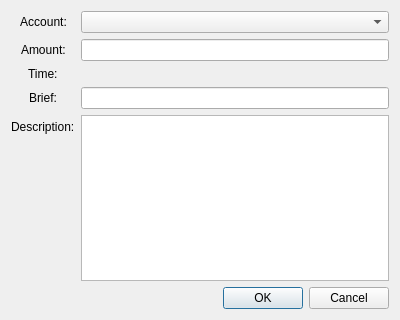
Above: trade_dialog.ui from JackieCui00/management before the change. Below: the same form after it.
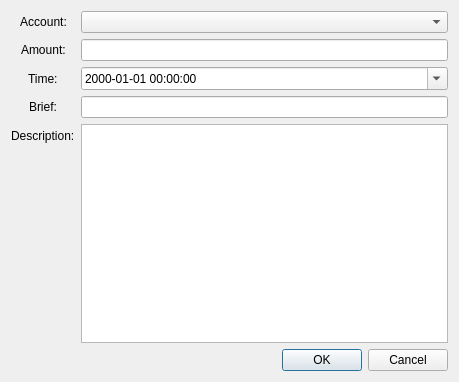
That is the form after the change. Custom widgets are drawn as their Qt base class.

Diff of the .ui file:
```diff
--- a/trade_dialog.ui
+++ b/trade_dialog.ui
@@ -6,8 +6,8 @@
    <rect>
     <x>0</x>
     <y>0</y>
-    <width>400</width>
-    <height>320</height>
+    <width>459</width>
+    <height>382</height>
    </rect>
   </property>
   <property name="windowTitle">
@@ -79,9 +79,15 @@
       </widget>
      </item>
      <item row="3" column="1">
-      <widget class="KDateTimeEdit" name="kdatetimeedit">
-       <property name="options">
-        <set>KDateTimeEdit::DateKeywords|KDateTimeEdit::DatePicker|KDateTimeEdit::EditDate|KDateTimeEdit::EditTime|KDateTimeEdit::SelectDate|KDateTimeEdit::SelectTime|KDateTimeEdit::ShowDate|KDateTimeEdit::ShowTime</set>
+      <widget class="QDateTimeEdit" name="time_input">
+       <property name="currentSection">
+        <enum>QDateTimeEdit::YearSection</enum>
+       </property>
+       <property name="displayFormat">
+        <string>yyyy-MM-dd hh:mm:ss</string>
+       </property>
+       <property name="calendarPopup">
+        <bool>true</bool>
        </property>
       </widget>
      </item>
@@ -99,13 +105,6 @@
    </item>
   </layout>
  </widget>
- <customwidgets>
-  <customwidget>
-   <class>KDateTimeEdit</class>
-   <extends>QWidget</extends>
-   <header>kdatetimeedit.h</header>
-  </customwidget>
- </customwidgets>
  <resources/>
  <connections>
   <connection>
```
Left out of the diff: 16 changed lines with no effect on the pictures.
